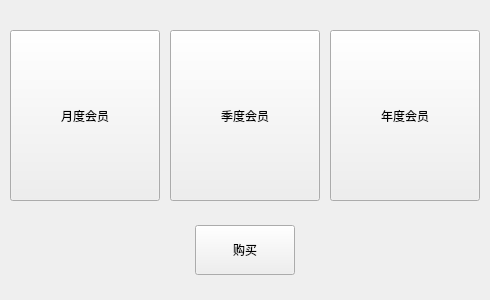
Qt form src/view/PurchaseMembership.ui (llwlearn/Audio_Video) before a commit.
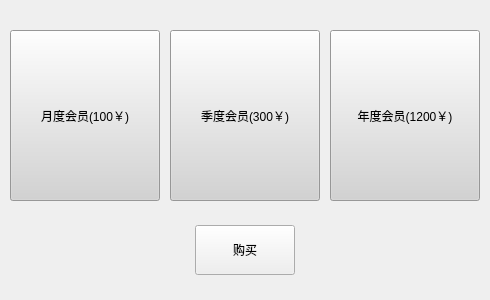
The same form after that commit.

The edit to the form file:
```diff
--- a/src/view/PurchaseMembership.ui
+++ b/src/view/PurchaseMembership.ui
@@ -22,8 +22,11 @@
      <height>171</height>
     </rect>
    </property>
+   <property name="styleSheet">
+    <string notr="true">background-color: lightgray;</string>
+   </property>
    <property name="text">
-    <string>月度会员</string>
+    <string>月度会员(100￥)</string>
    </property>
   </widget>
   <widget class="QPushButton" name="pushButton_2">
@@ -35,8 +38,11 @@
      <height>171</height>
     </rect>
    </property>
+   <property name="styleSheet">
+    <string notr="true">background-color: lightgray;</string>
+   </property>
    <property name="text">
-    <string>季度会员</string>
+    <string>季度会员(300￥)</string>
    </property>
   </widget>
   <widget class="QPushButton" name="pushButton_3">
@@ -48,8 +54,11 @@
      <height>171</height>
     </rect>
    </property>
+   <property name="styleSheet">
+    <string notr="true">background-color: lightgray;</string>
+   </property>
    <property name="text">
-    <string>年度会员</string>
+    <string>年度会员(1200￥)</string>
    </property>
   </widget>
   <widget class="QPushButton" name="pushButton_4">
```
Left out of the diff: 8 changed lines with no effect on the pictures.
